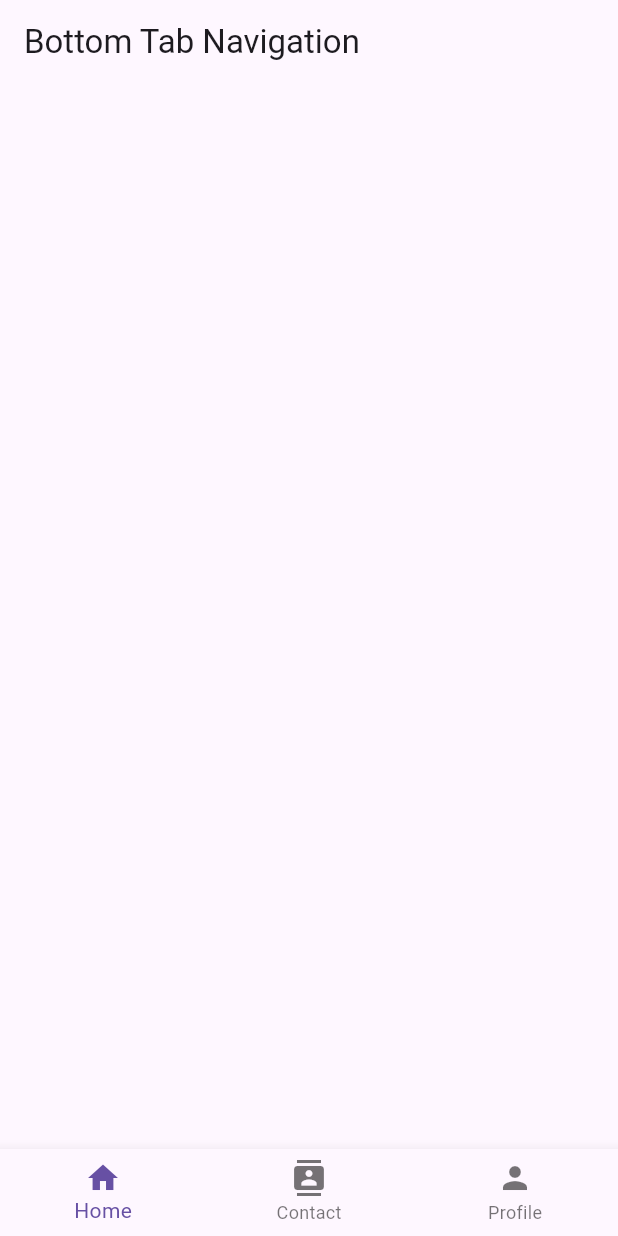
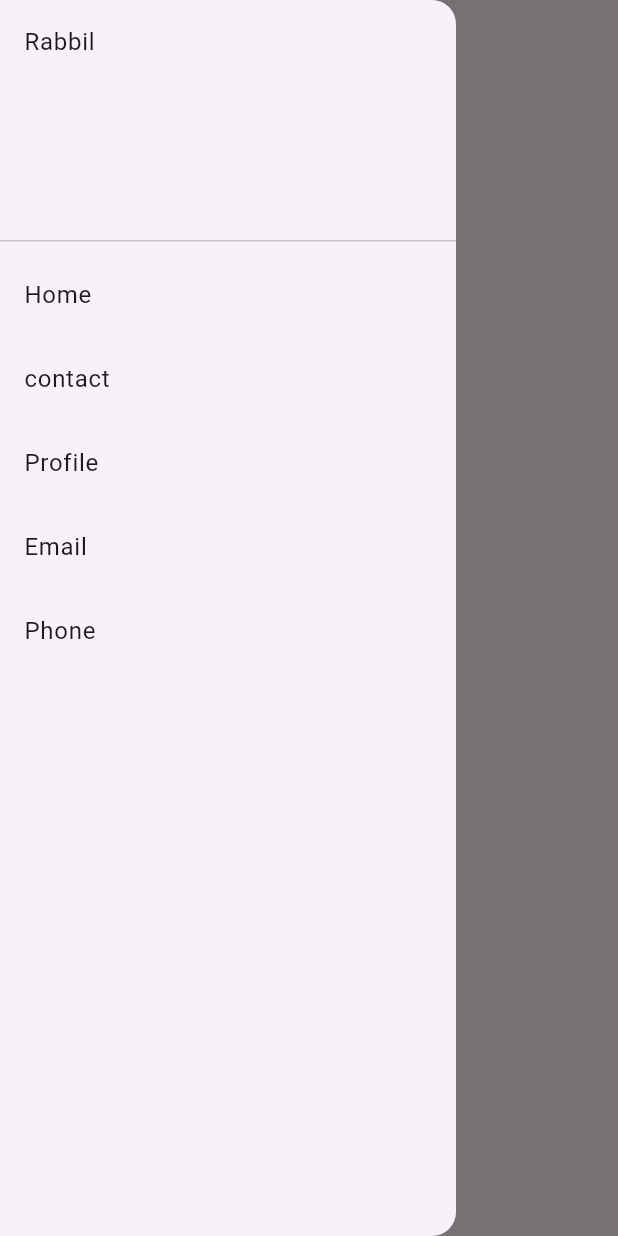
Before and after one commit to HosenShahadath/Flutter-complete-guide-course-ostad, a Flutter app: the screen it shows after launch, with the side drawer open (before the commit the screen has no drawer), on a phone screen of 412 x 824 dp. Run offline on Flutter 3.47's test engine with Material 3 defaults, Android fonts, the phone set to English and light mode, and no system bars.

Commit message:
nav drawer

```diff
--- a/lib/app.dart
+++ b/lib/app.dart
@@ -1,5 +1,6 @@
 import 'package:flutter/material.dart';
 import 'package:flutter_practice_ostad/module%207/recoded%20video/bottom%20nav/bottom%20nav.dart';
+import 'package:flutter_practice_ostad/module%207/recoded%20video/navigation%20drawer/navigation%20drawer.dart';
 
 class MyApp extends StatelessWidget {
   const MyApp({super.key});
@@ -8,7 +9,7 @@ class MyApp extends StatelessWidget {
   Widget build(BuildContext context) {
     return MaterialApp(
       debugShowCheckedModeBanner: false,
-      home: BottomNavApp(),
+      home: NavDrawer(),
     );
   }
 }
--- /dev/null
+++ b/lib/module 7/recoded video/navigation drawer/navigation drawer.dart
@@ -0,0 +1,24 @@
+import 'package:flutter/material.dart';
+
+class NavDrawer extends StatelessWidget {
+  const NavDrawer({super.key});
+
+  @override
+  Widget build(BuildContext context) {
+    return Scaffold(
+      appBar: AppBar(title: const Text('Navigation drawer')),
+      drawer: Drawer(
+        child: ListView(
+          children: const [
+            DrawerHeader(child: Text('Rabbil')),
+            ListTile(title: Text('Home')),
+            ListTile(title: Text('contact')),
+            ListTile(title: Text('Profile')),
+            ListTile(title: Text('Email')),
+            ListTile(title: Text('Phone')),
+          ],
+        ),
+      ),
+    );
+  }
+}
```
